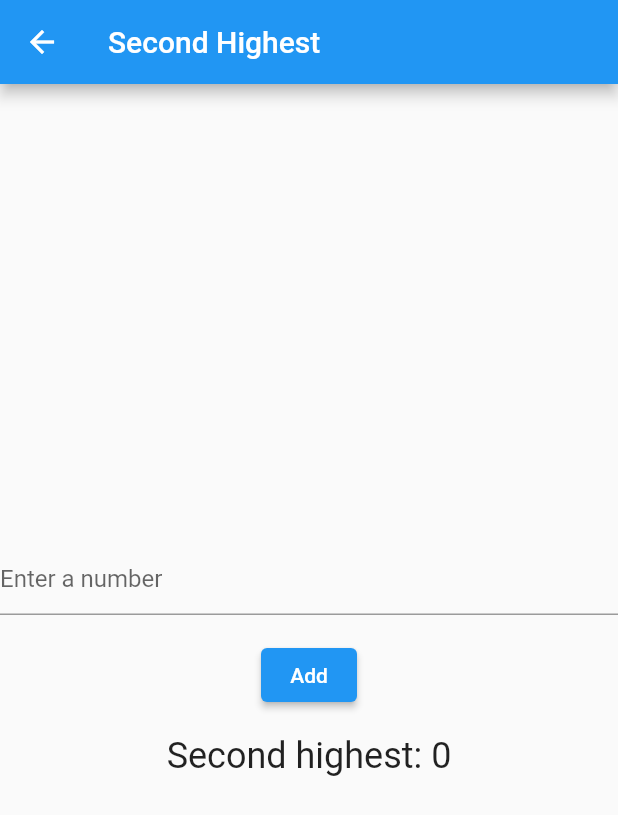
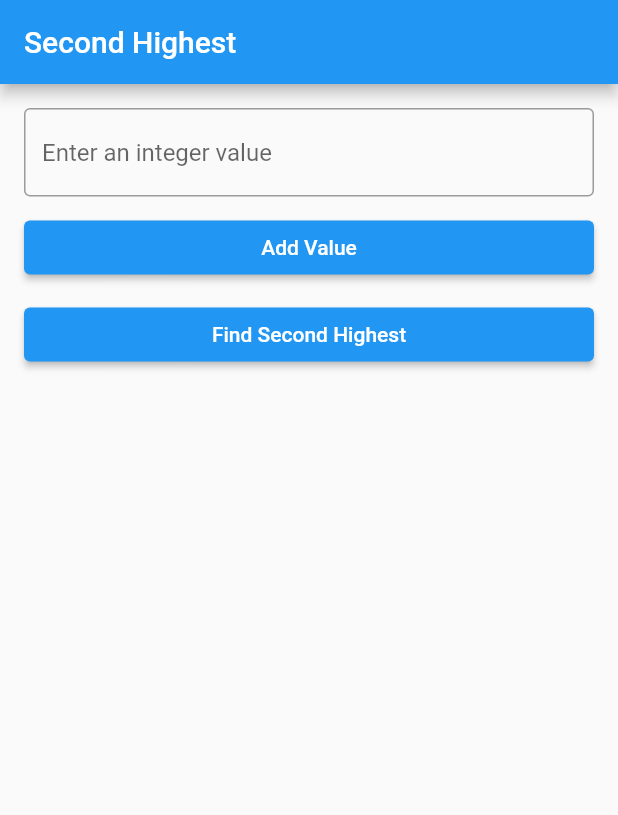
Before and after one commit to AasifMdr/classwork, a Flutter app: the screen it shows after launch, after a tap on "Display second highest number.", on a phone screen of 412 x 824 dp. Shown: the top 815 px of the screen. Run offline on Flutter 3.47's test engine with Material 2 defaults, Android fonts, the phone set to English and light mode, and no system bars.

Commit message:
second_highest_change

```diff
--- a/lib/view/second_highest_screen.dart
+++ b/lib/view/second_highest_screen.dart
@@ -1,29 +1,50 @@
 import 'package:flutter/material.dart';
 
-class SecondHighest extends StatefulWidget {
+void main() => runApp(const SecondHighest());
+
+class SecondHighest extends StatelessWidget {
   const SecondHighest({super.key});
 
   @override
-  _SecondHighestState createState() => _SecondHighestState();
+  Widget build(BuildContext context) {
+    return const MaterialApp(
+      title: 'Second Highest',
+      home: HomePage(),
+    );
+  }
 }
 
-class _SecondHighestState extends State<SecondHighest> {
-  final TextEditingController _controller = TextEditingController();
-  final List<int> _numbers = [];
-  int _secondHighest = 0;
+class HomePage extends StatefulWidget {
+  const HomePage({super.key});
 
-  void _addNumber() {
-    int? number = int.tryParse(_controller.text);
-    if (number != null) {
-      setState(() {
-        _numbers.add(number);
-        _numbers.sort();
-        if (_numbers.length > 1) {
-          _secondHighest = _numbers[_numbers.length - 2];
-        }
-      });
-      _controller.clear();
-    }
+  @override
+  _HomePageState createState() => _HomePageState();
+}
+
+class _HomePageState extends State<HomePage> {
+  final TextEditingController _textController = TextEditingController();
+  final List<int> _values = [];
+  String _result = '';
+
+  void _addValue() {
+    setState(() {
+      int? value = int.tryParse(_textController.text);
+      if (value != null) {
+        _values.add(value);
+        _textController.clear();
+      }
+    });
+  }
+
+  void _findSecondHighest() {
+    setState(() {
+      if (_values.length >= 2) {
+        _values.sort();
+        _result = 'Second highest value is ${_values[_values.length - 2]}';
+      } else {
+        _result = 'There are not enough values to find the second highest';
+      }
+    });
   }
 
   @override
@@ -32,25 +53,32 @@ class _SecondHighestState extends State<SecondHighest> {
       appBar: AppBar(
         title: const Text('Second Highest'),
       ),
-      body: Center(
+      body: Padding(
+        padding: const EdgeInsets.all(16.0),
         child: Column(
-          mainAxisAlignment: MainAxisAlignment.center,
+          crossAxisAlignment: CrossAxisAlignment.stretch,
           children: <Widget>[
             TextField(
-              controller: _controller,
+              controller: _textController,
               keyboardType: TextInputType.number,
               decoration: const InputDecoration(
-                hintText: 'Enter a number',
+                hintText: 'Enter an integer value',
+                border: OutlineInputBorder(),
               ),
             ),
-            const SizedBox(height: 16),
+            const SizedBox(height: 10),
             ElevatedButton(
-              onPressed: _addNumber,
-              child: const Text('Add'),
+              onPressed: _addValue,
+              child: const Text('Add Value'),
             ),
-            const SizedBox(height: 16),
+            const SizedBox(height: 10),
+            ElevatedButton(
+              onPressed: _findSecondHighest,
+              child: const Text('Find Second Highest'),
+            ),
+            const SizedBox(height: 10),
             Text(
-              'Second highest: $_secondHighest',
+              _result,
               style: const TextStyle(fontSize: 24),
             ),
           ],
```
